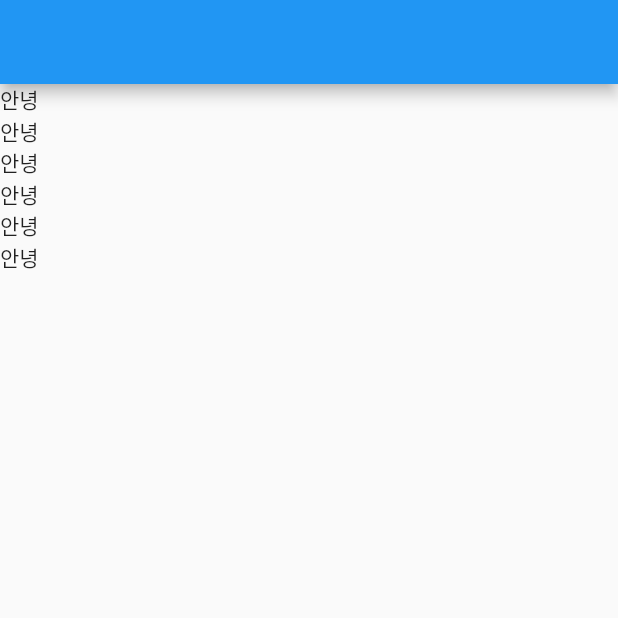
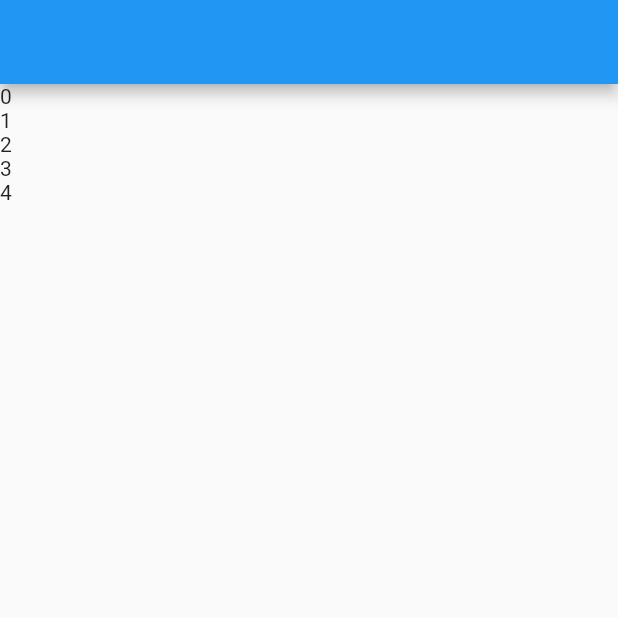
Before and after one commit to JIN-LEA-study/flutter-lea, a Flutter app: the screen it shows after launch, on a phone screen of 412 x 824 dp, the top half of it. Run offline on Flutter 3.47's test engine with Material 2 defaults, Android fonts, the phone set to English and light mode, and no system bars.

Commit message:
builder(), toString()

```diff
--- a/codingapple/contact/lib/main.dart
+++ b/codingapple/contact/lib/main.dart
@@ -26,16 +26,11 @@ class MyApp extends StatelessWidget {
       home: Scaffold(
         appBar: AppBar(),
         bottomNavigationBar: BottomAppBar(),
-        body: ListView(
-          children: [
-            Text('안녕'),
-            Text('안녕'),
-            Text('안녕'),
-            Text('안녕'),
-            Text('안녕'),
-            Text('안녕'),
-
-          ],
+        body: ListView.builder(
+          itemCount: 5,
+          itemBuilder: (context, i){
+            return Text(i.toString());
+          },
         ),
 
       ),
```
